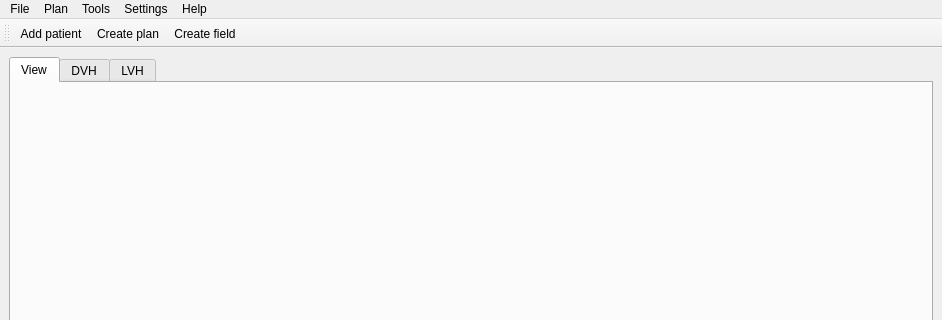
Old version of the form pytripgui/view/main_window.ui in the repository pytrip/pytripgui; both pictures show x 0 to 942 and y 0 to 320 of the 942 by 585 pixel window.
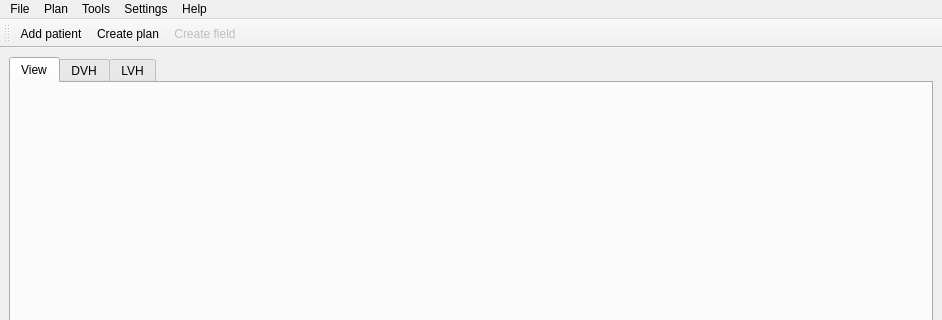
New version of the form. Icons and pictures are not drawn.

Commit message: "create field" button added

What changed in the file:
```diff
--- a/pytripgui/view/main_window.ui
+++ b/pytripgui/view/main_window.ui
@@ -366,7 +366,7 @@
   </action>
   <action name="actionCreate_field">
    <property name="enabled">
-    <bool>true</bool>
+    <bool>false</bool>
    </property>
    <property name="icon">
     <iconset>
```
The commit also changes 4 other files.
